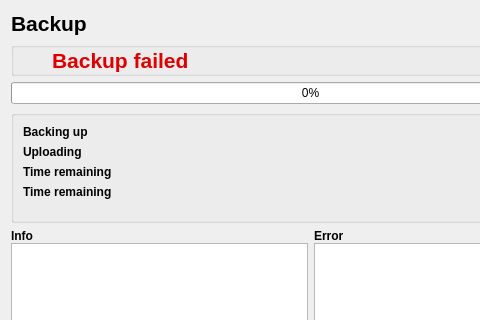
Above: src/gui/traffic_progress_dialog.ui from stepping-stone/sepiola before the change; both pictures show x 0 to 480 and y 0 to 320 of the 621 by 435 pixel window. Below: the same form after it.
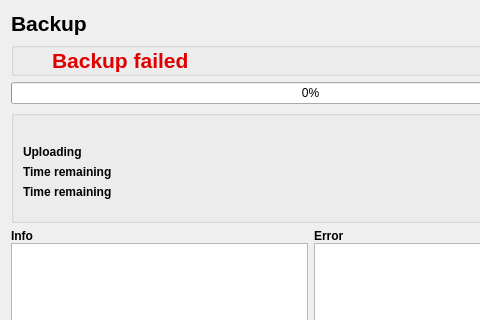
That is the form after the change. Icons and pictures are not drawn.

Commit message: modified text-field default text

Patch:
```diff
--- a/src/gui/traffic_progress_dialog.ui
+++ b/src/gui/traffic_progress_dialog.ui
@@ -214,7 +214,7 @@
          </font>
         </property>
         <property name="text">
-         <string>Backing up</string>
+         <string></string>
         </property>
        </widget>
       </item>
```
